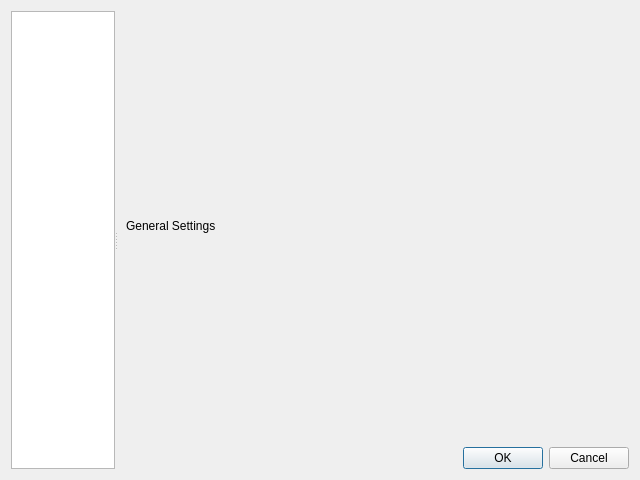
Qt form src/gui/settingsdialog.ui (alorence/tym) before a commit.
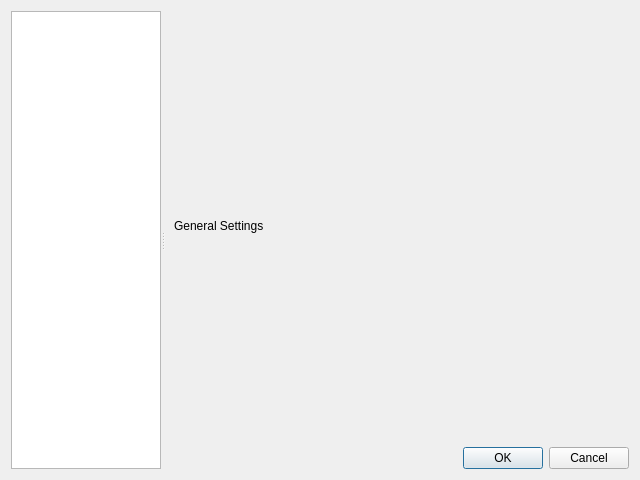
The same form after that commit. The open tabs and pages were chosen to show the change.

Commit message: Improve Settings dialog look & feel

Diff of the .ui file:
```diff
--- a/src/gui/settingsdialog.ui
+++ b/src/gui/settingsdialog.ui
@@ -13,11 +13,14 @@
   <property name="windowTitle">
    <string>Dialog</string>
   </property>
-  <layout class="QVBoxLayout" name="verticalLayout_3">
-   <item>
+  <layout class="QGridLayout" name="gridLayout">
+   <item row="0" column="0">
     <widget class="QSplitter" name="splitter">
-     <property name="handleWidth">
-      <number>2</number>
+     <property name="orientation">
+      <enum>Qt::Horizontal</enum>
+     </property>
+     <property name="childrenCollapsible">
+      <bool>false</bool>
      </property>
      <widget class="QTreeWidget" name="menu">
       <property name="sizePolicy">
@@ -26,6 +29,12 @@
         <verstretch>0</verstretch>
        </sizepolicy>
       </property>
+      <property name="minimumSize">
+       <size>
+        <width>150</width>
+        <height>0</height>
+       </size>
+      </property>
       <property name="autoExpandDelay">
        <number>1</number>
       </property>
@@ -53,10 +62,16 @@
      <widget class="QWidget" name="verticalWidget" native="true">
       <property name="sizePolicy">
        <sizepolicy hsizetype="Preferred" vsizetype="Preferred">
-        <horstretch>6</horstretch>
+        <horstretch>16</horstretch>
         <verstretch>0</verstretch>
        </sizepolicy>
       </property>
+      <property name="minimumSize">
+       <size>
+        <width>200</width>
+        <height>0</height>
+       </size>
+      </property>
       <layout class="QVBoxLayout" name="rightPanel" stretch="0,6">
        <item>
         <widget class="QStackedWidget" name="content">
```
Left out of the diff: 4 changed lines with no effect on the pictures.
